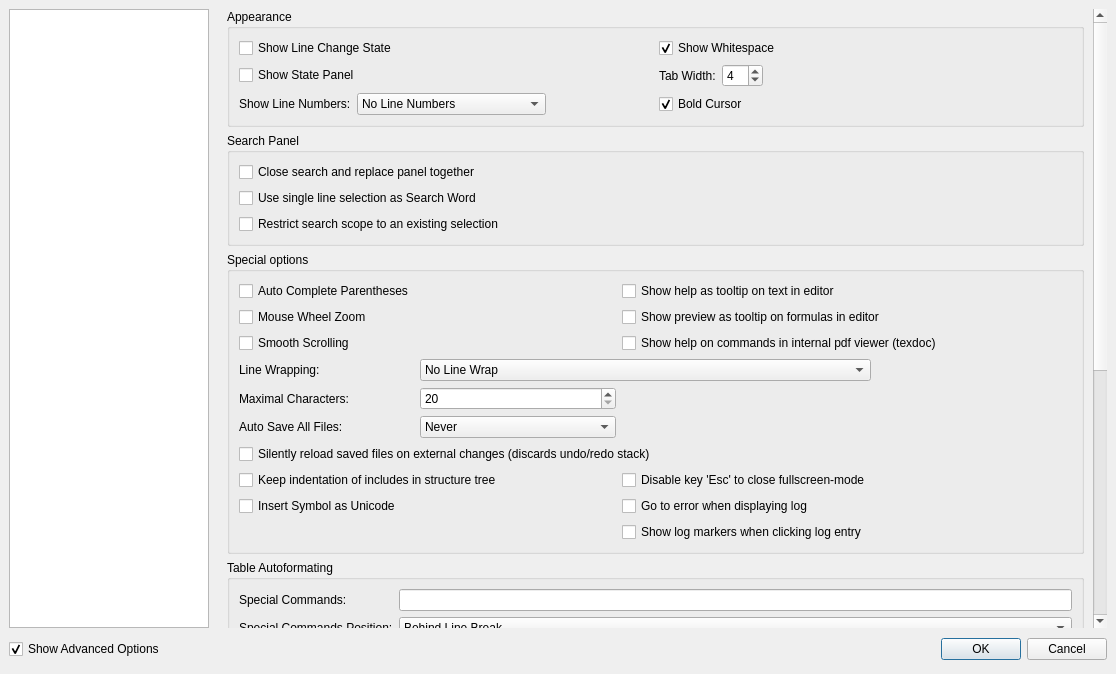
The window that configdialog.ui (texstudio-org/texstudio) describes before a commit, drawn with Qt 5.
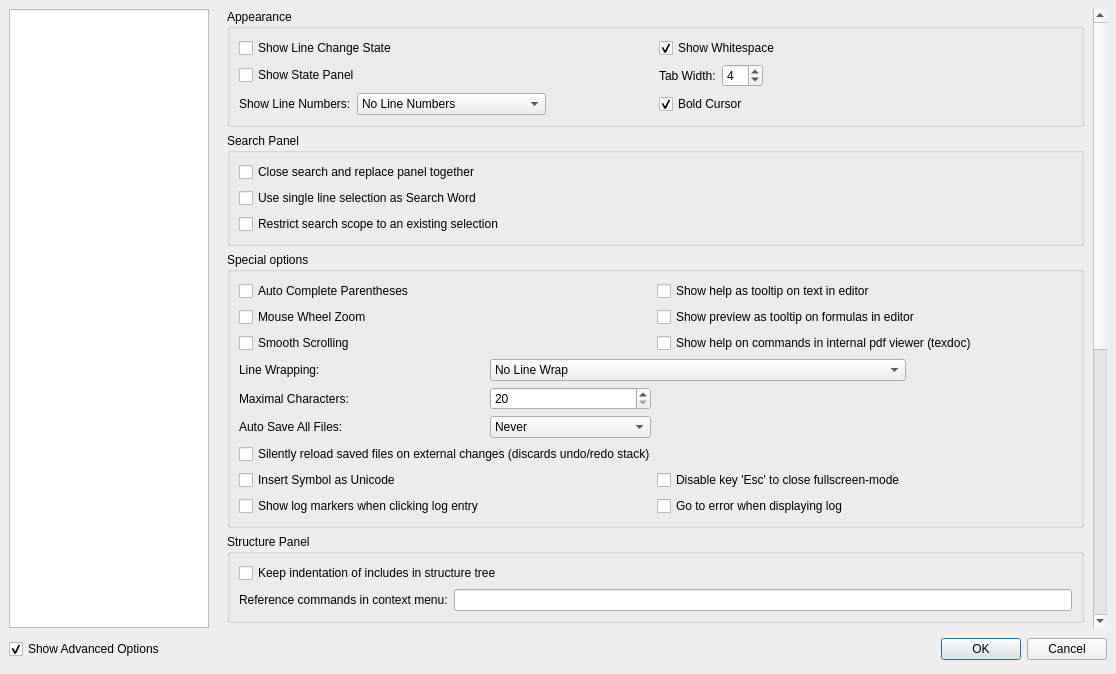
The same window after the commit. The open tabs and pages were chosen to show the change. Icons and pictures are not drawn.

Commit message: added option "Reference commands in context menu" (adv. editor) allowing a comma-separated list of commands for "Insert \ref to Label" in structure

Patch:
```diff
--- a/configdialog.ui
+++ b/configdialog.ui
@@ -1433,9 +1433,9 @@
           <property name="geometry">
            <rect>
             <x>0</x>
-            <y>-200</y>
+            <y>-203</y>
             <width>863</width>
-            <height>938</height>
+            <height>997</height>
            </rect>
           </property>
           <layout class="QVBoxLayout" name="verticalLayout_8">
@@ -1742,13 +1742,6 @@
                 </property>
                </widget>
               </item>
-              <item row="11" column="0" colspan="2">
-               <widget class="QCheckBox" name="checkBoxIndentIncludesInStructureTree">
-                <property name="text">
-                 <string>Keep indentation of includes in structure tree</string>
-                </property>
-               </widget>
-              </item>
               <item row="5" column="2" colspan="2">
                <widget class="QCheckBox" name="checkBoxTexDocInternal">
                 <property name="text">
@@ -1763,16 +1756,6 @@
                 </property>
                </widget>
               </item>
-              <item row="12" column="0">
-               <widget class="QCheckBox" name="checkBoxInsertSymbolAsUCS">
-                <property name="toolTip">
-                 <string>Beware that LaTeX still needs to be able to render the character, thus the same packages need to be present as with the LaTeX-Code</string>
-                </property>
-                <property name="text">
-                 <string>Insert Symbol as Unicode</string>
-                </property>
-               </widget>
-              </item>
               <item row="12" column="2">
                <widget class="QCheckBox" name="checkBoxGoToErrorWhenDisplayingLog">
                 <property name="text">
@@ -1804,7 +1787,17 @@
                 </item>
                </widget>
               </item>
-              <item row="13" column="2">
+              <item row="11" column="0">
+               <widget class="QCheckBox" name="checkBoxInsertSymbolAsUCS">
+                <property name="toolTip">
+                 <string>Beware that LaTeX still needs to be able to render the character, thus the same packages need to be present as with the LaTeX-Code</string>
+                </property>
+                <property name="text">
+                 <string>Insert Symbol as Unicode</string>
+                </property>
+               </widget>
+              </item>
+              <item row="12" column="0">
                <widget class="QCheckBox" name="checkBoxShowLogMarkersWhenClickingLogEntry">
                 <property name="text">
                  <string>Show log markers when clicking log entry</string>
@@ -1814,6 +1807,36 @@
              </layout>
             </widget>
            </item>
+           <item>
+            <widget class="QGroupBox" name="groupBox_16">
+             <property name="title">
+              <string>Structure Panel</string>
+             </property>
+             <layout class="QGridLayout" name="gridLayout_2">
+              <item row="1" column="0">
+               <widget class="QLabel" name="label_64">
+                <property name="text">
+                 <string>Reference commands in context menu:</string>
+                </property>
+               </widget>
+              </item>
+              <item row="1" column="1">
+               <widget class="QLineEdit" name="leReferenceCommandsInContextMenu"/>
+              </item>
+              <item row="0" column="0" colspan="2">
+               <widget class="QCheckBox" name="checkBoxIndentIncludesInStructureTree">
+                <property name="text">
+                 <string>Keep indentation of includes in structure tree</string>
+                </property>
+               </widget>
+              </item>
+             </layout>
+             <zorder>checkBoxIndentIncludesInStructureTree</zorder>
+             <zorder>checkBoxIndentIncludesInStructureTree</zorder>
+             <zorder>label_64</zorder>
+             <zorder>leReferenceCommandsInContextMenu</zorder>
+            </widget>
+           </item>
            <item>
             <widget class="QGroupBox" name="gbTableAutoformat">
              <property name="title">
```
Left out of the diff: 14 changed lines with no effect on the pictures. The commit also changes 3 other files.
